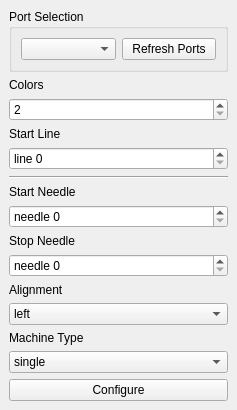
AllYarnsAreBeautiful/ayab-desktop, file software/python/ayab/plugins/ayab_plugin/ayab_options.ui: the form before one commit.
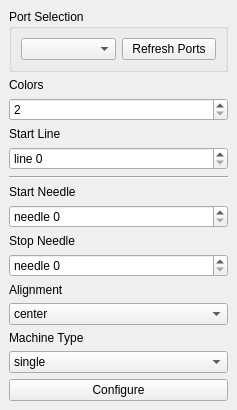
The form after the commit.

Commit message: center is standard alignment

The edit to the form file:
```diff
--- a/software/python/ayab/plugins/ayab_plugin/ayab_options.ui
+++ b/software/python/ayab/plugins/ayab_plugin/ayab_options.ui
@@ -7,7 +7,7 @@
     <x>0</x>
     <y>0</y>
     <width>237</width>
-    <height>488</height>
+    <height>475</height>
    </rect>
   </property>
   <property name="features">
@@ -138,7 +138,7 @@
      <widget class="QComboBox" name="alignment_combo_box">
       <item>
        <property name="text">
-        <string>left</string>
+        <string>center</string>
        </property>
       </item>
       <item>
```
Left out of the diff: 2 changed lines with no effect on the pictures. The commit also changes 1 other file.
